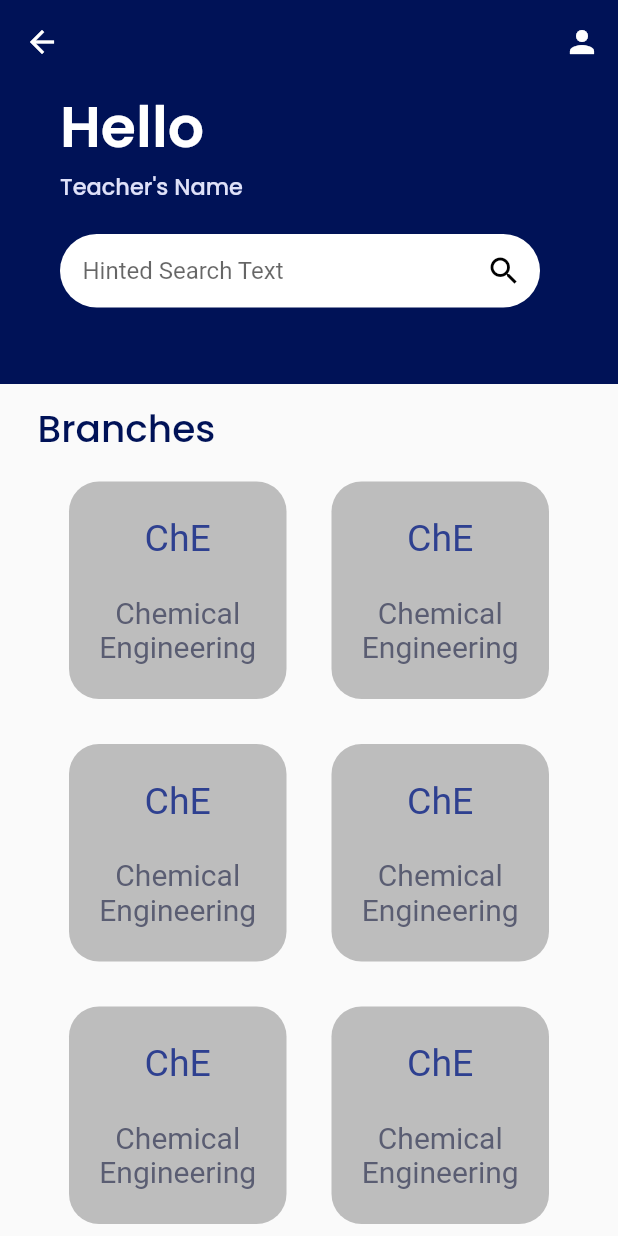
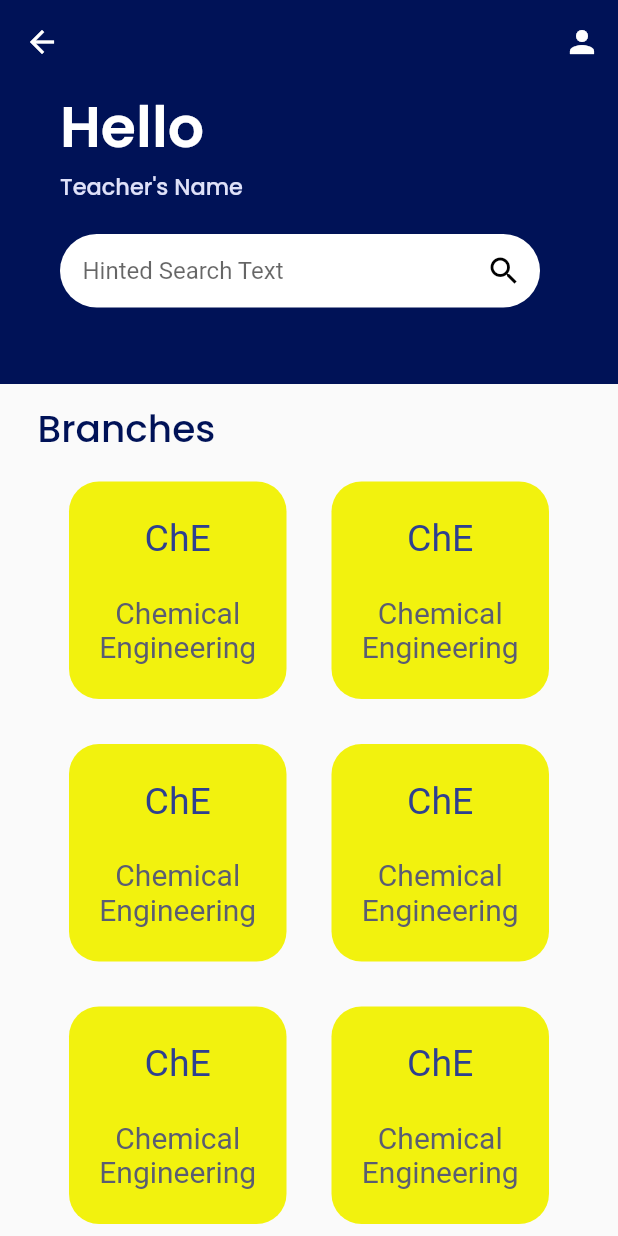
Before and after one commit to EnigmaTasks/SMS, a Flutter app: the HomePage screen opened directly, on a phone screen of 412 x 824 dp. Run offline on Flutter 3.47's test engine with Material 2 defaults, Android fonts, the phone set to English and light mode, and no system bars; our stand-ins replace google_fonts.

Commit message:
chnaged branch tile

```diff
--- a/lib/Widgets/branch_tile.dart
+++ b/lib/Widgets/branch_tile.dart
@@ -12,7 +12,7 @@ class BranchTile extends StatelessWidget {
         width: 137,
         decoration: BoxDecoration(
           borderRadius: BorderRadius.circular(20.0),
-          color: Colors.grey[400],
+          color: Color.fromARGB(242, 242, 242, 1),
         ),
         child: const Center(
           child: Column(
```
